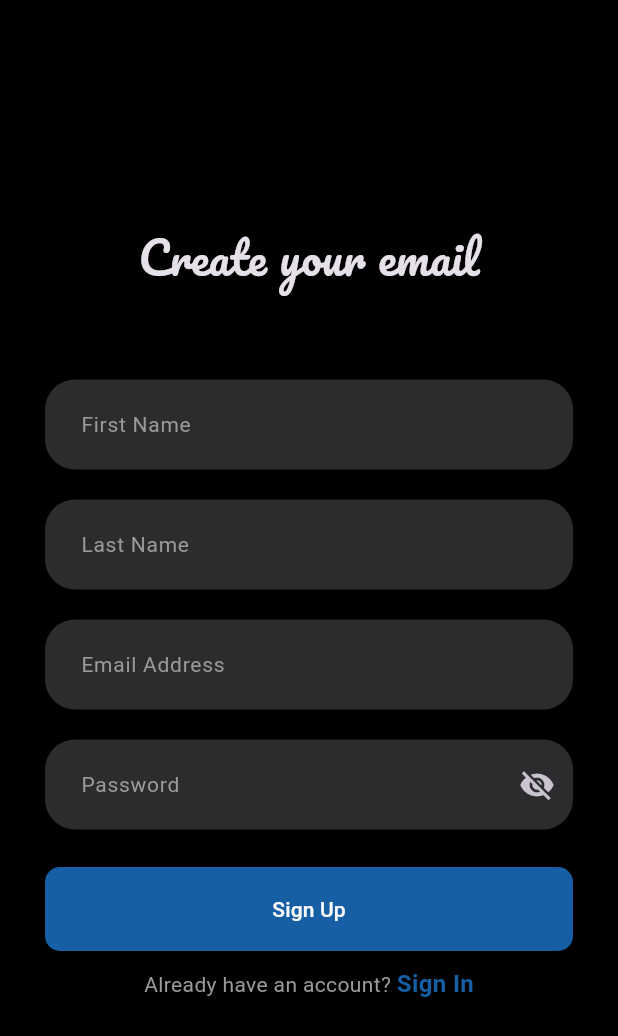
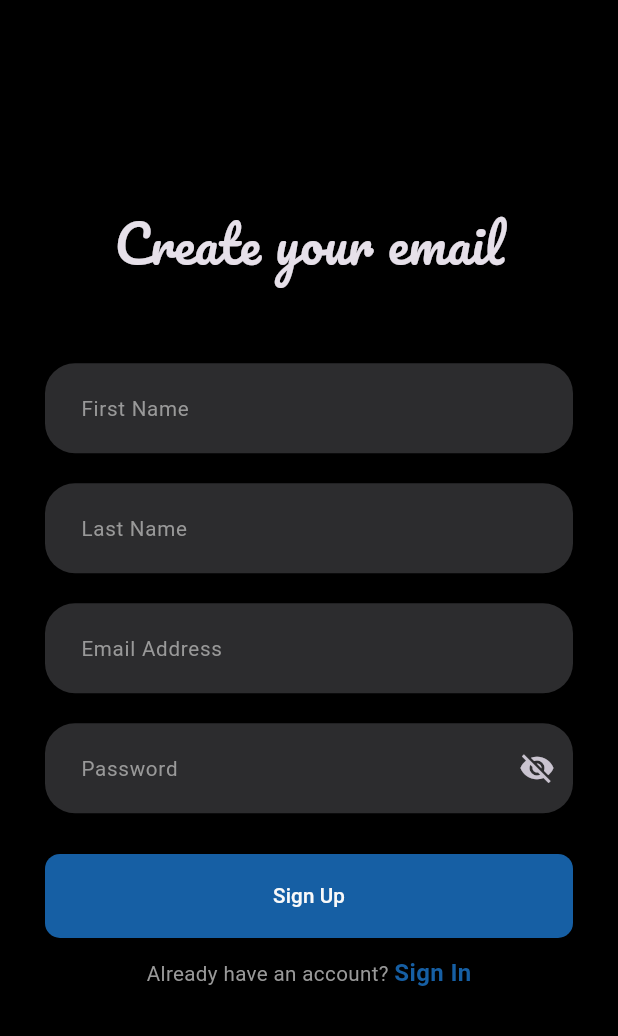
Before and after one commit to ahmdZhran/instagram_clone, a Flutter app: the screen it shows after launch, on a phone screen of 412 x 824 dp. Shown: the top 1036 px of the screen. Run offline on Flutter 3.47's test engine with Material 3 defaults, Android fonts, the phone set to English and light mode, and no system bars; our stand-ins replace cloud_firestore, firebase_auth, firebase_core, flutter_bloc, flutter_screenutil, go_router and 1 more; missing offline and left inert: external_app_launcher; accounts and stored records are empty.

Commit message:
make sign in & sign up & forgot password views are responsive

```diff
--- a/lib/core/utls/text_styles.dart
+++ b/lib/core/utls/text_styles.dart
@@ -1,14 +1,15 @@
 import 'package:flutter/material.dart';
+import 'package:flutter_screenutil/flutter_screenutil.dart';
 
 import 'app_colors.dart';
 
 abstract class CustomTextStyles {
-  static const pacifico50Style = TextStyle(
+  static final pacifico50Style = TextStyle(
     fontFamily: "Pacifico",
-    fontSize: 30,
+    fontSize: 30.sp,
   );
-  static const normalTextStyle = TextStyle(
-    fontSize: 14,
+  static final normalTextStyle = TextStyle(
+    fontSize: 12.sp,
     color: AppColors.kWhiteColor,
   );
 }
--- a/lib/features/auth/presentaion/functions/show_error_message.dart
+++ b/lib/features/auth/presentaion/functions/show_error_message.dart
@@ -1,4 +1,5 @@
 import 'package:flutter/material.dart';
+import 'package:instagram_clone/core/utls/spacer.dart';
 import '../../../../core/utls/text_styles.dart';
 
 void showErrorMessage(BuildContext context, String errMessage) {
@@ -6,7 +7,7 @@ void showErrorMessage(BuildContext context, String errMessage) {
     content: Row(
       children: [
         const Icon(Icons.error),
-        const SizedBox(width: 10),
+        horizontalSpacer(10),
         Text(errMessage, style: CustomTextStyles.normalTextStyle),
       ],
     ),
--- a/lib/features/auth/presentaion/functions/show_is_confirming_message.dart
+++ b/lib/features/auth/presentaion/functions/show_is_confirming_message.dart
@@ -38,7 +38,7 @@ void showConfirmingMessage(context, String text) {
                   fontWeight: FontWeight.bold,
                 ),
               ),
-              const Text(
+              Text(
                 'Press here to check your inbox',
                 style: CustomTextStyles.normalTextStyle,
               )
--- a/lib/features/auth/presentaion/views/sign_up.dart
+++ b/lib/features/auth/presentaion/views/sign_up.dart
@@ -1,5 +1,6 @@
 import 'package:flutter/material.dart';
 import 'package:go_router/go_router.dart';
+import 'package:instagram_clone/core/utls/spacer.dart';
 import '../../../../core/utls/app_strings.dart';
 import '../../../../core/utls/text_styles.dart';
 import '../widgets/is_have_an_account_widget.dart';
@@ -17,14 +18,14 @@ class SignUpView extends StatelessWidget {
         SliverToBoxAdapter(
           child: Column(
             children: [
-              const SizedBox(height: 150),
-              const CustomHeadText(
+              verticalSpacer(120),
+              CustomHeadText(
                 text: AppStrings.createYourEmail,
                 style: CustomTextStyles.pacifico50Style,
               ),
-              const SizedBox(height: 50),
+              verticalSpacer(40),
               const CustomFormSignUp(),
-              const SizedBox(height: 10),
+              verticalSpacer(10),
               IsHaveAnAccountWidget(
                 titleOfTextOne: AppStrings.alreadyHaveAnAccount,
                 titleOfTextTwo: AppStrings.signIn,
--- a/lib/features/auth/presentaion/widgets/sign_up_form_body.dart
+++ b/lib/features/auth/presentaion/widgets/sign_up_form_body.dart
@@ -1,4 +1,5 @@
 import 'package:flutter/material.dart';
+import 'package:instagram_clone/core/utls/spacer.dart';
 import 'package:lottie/lottie.dart';
 
 import '../../../../core/utls/app_assets.dart';
@@ -57,7 +58,7 @@ class SignUpFormBody extends StatelessWidget {
                       ? Icons.visibility
                       : Icons.visibility_off)),
             ),
-            const SizedBox(height: 15),
+            verticalSpacer(15),
             CustomButton(
               onPressed: () {
                 if (authCubit.signUpFormKey.currentState!.validate()) {
@@ -66,7 +67,7 @@ class SignUpFormBody extends StatelessWidget {
               },
               childOfCustomButton: authCubit.state is CreateUserLoading
                   ? LottieBuilder.asset(Assets.lottieFilePath)
-                  : const Text(AppStrings.signUp,
+                  : Text(AppStrings.signUp,
                       style: CustomTextStyles.normalTextStyle),
               color: AppColors.kBlueColor,
             )
```
Also changed, not shown: lib/features/auth/presentaion/widgets/forgot_password_view.dart (+5 -4 lines), lib/features/auth/presentaion/widgets/sign_in_form_body.dart (+4 -3 lines).
